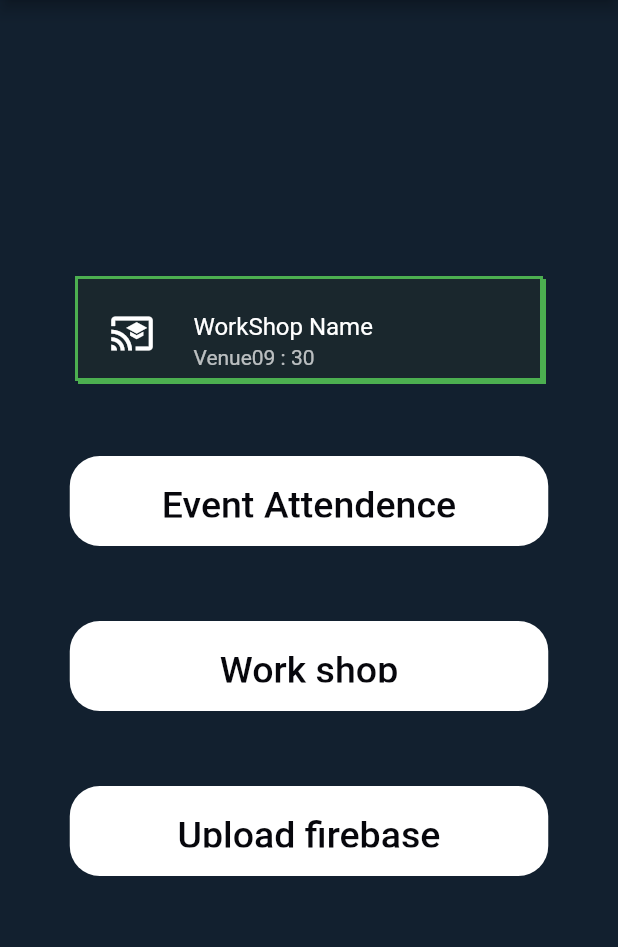
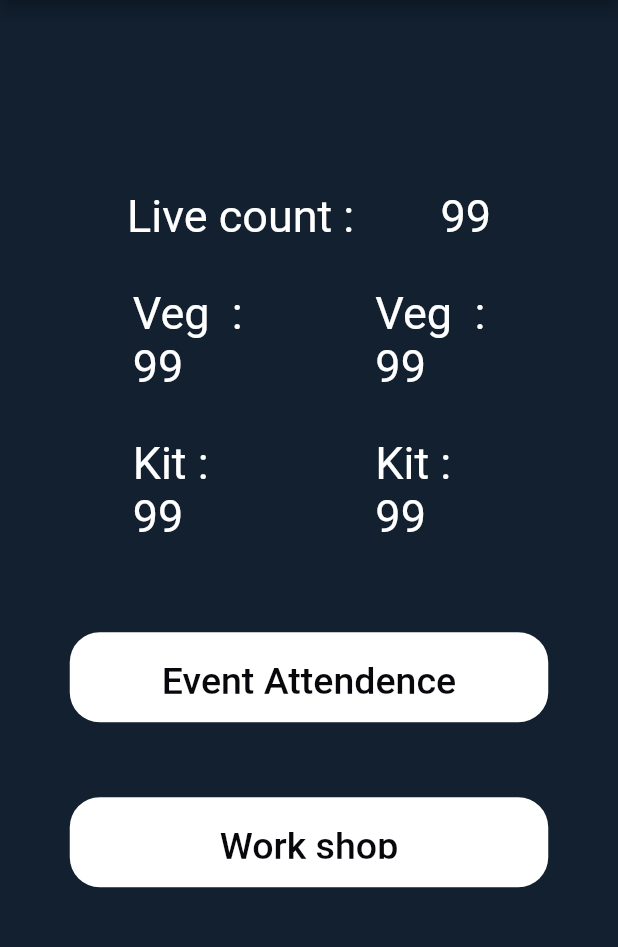
Before and after one commit to sreenath-kp/IEDC-Summit23-Admin, a Flutter app: the screen it shows after launch, on a phone screen of 412 x 824 dp, the part 84-1031 px from its top. Run offline on Flutter 3.47's test engine with Material 2 defaults, Android fonts, the phone set to English and light mode, and no system bars; our stand-ins replace cloud_firestore, firebase_core, flutter_riverpod; missing offline and left inert: mobile_scanner; accounts and stored records are empty; Roboto replaces fonts that are missing (DM Sans).

Commit message:
the home page is set up

```diff
--- /dev/null
+++ b/lib/components/home_screen_texts.dart
@@ -0,0 +1,23 @@
+import 'package:flutter/material.dart';
+
+class HomeScreenText extends StatelessWidget {
+  final String text;
+  const HomeScreenText({
+    Key? key,
+    required this.text,
+  }) : super(key: key);
+
+  @override
+  Widget build(BuildContext context) {
+    return Text(
+      text,
+      style: const TextStyle(
+        color: Colors.white,
+        fontSize: 30,
+        fontFamily: 'DM Sans',
+        fontWeight: FontWeight.w400,
+        height: 0,
+      ),
+    );
+  }
+}
--- a/lib/screens/home_screen.dart
+++ b/lib/screens/home_screen.dart
@@ -1,7 +1,7 @@
 import 'package:flutter/material.dart';
 import 'package:flutter_riverpod/flutter_riverpod.dart';
 import 'package:summit_admin_app/components/home_button.dart';
-import 'package:summit_admin_app/components/workshop_tile.dart';
+import 'package:summit_admin_app/components/home_screen_texts.dart';
 import 'package:summit_admin_app/providers/firebase_providers.dart';
 import 'package:summit_admin_app/respository/townscript_repo.dart';
 
@@ -21,16 +21,62 @@ class _HomeScreenState extends ConsumerState<HomeScreen> {
         title: const Text("IEDC-Summit"),
         centerTitle: true,
       ),
-      body: Padding(
-        padding: const EdgeInsets.all(20.0),
-        child: Column(
+      body: Column(
         mainAxisAlignment: MainAxisAlignment.center,
-          crossAxisAlignment: CrossAxisAlignment.center,
-          mainAxisSize: MainAxisSize.max,
+        crossAxisAlignment: CrossAxisAlignment.stretch,
         children: [
-            WorkshopTile(),
+          const Column(
+            mainAxisAlignment: MainAxisAlignment.center,
+            crossAxisAlignment: CrossAxisAlignment.stretch,
+            children: [
+              Row(
+                mainAxisAlignment: MainAxisAlignment.center,
+                children: [
+                  const HomeScreenText(text: 'Live count : '),
+                  SizedBox(
+                    width: 50,
+                  ),
+                  const HomeScreenText(text: '99'),
+                ],
+              ),
+              SizedBox(
+                height: 30,
+              ),
+              Row(
+                mainAxisAlignment: MainAxisAlignment.spaceEvenly,
+                children: [
+                  Column(
+                    crossAxisAlignment: CrossAxisAlignment.start,
+                    mainAxisAlignment: MainAxisAlignment.center,
+                    children: [
+                      const HomeScreenText(text: 'Veg  :'),
+                      const HomeScreenText(text: '99'),
+                      SizedBox(
+                        height: 30,
+                      ),
+                      const HomeScreenText(text: 'Kit :'),
+                      const HomeScreenText(text: '99'),
+                    ],
+                  ),
+                  Column(
+                    crossAxisAlignment: CrossAxisAlignment.start,
+                    mainAxisAlignment: MainAxisAlignment.center,
+                    children: [
+                      const HomeScreenText(text: 'Veg  :'),
+                      const HomeScreenText(text: '99'),
+                      SizedBox(
+                        height: 30,
+                      ),
+                      const HomeScreenText(text: 'Kit :'),
+                      const HomeScreenText(text: '99'),
+                    ],
+                  ),
+                ],
+              ),
+            ],
+          ),
           const SizedBox(
-              height: 50,
+            height: 60,
           ),
           HomeButton(
             title: "Event Attendence",
@@ -50,15 +96,14 @@ class _HomeScreenState extends ConsumerState<HomeScreen> {
           const SizedBox(
             height: 50,
           ),
-            HomeButton(
-              title: "Upload firebase",
-              func: () {
-                TownscriptRepository(firestore: ref.watch(firestoreProvider))
-                    .gettingData();
-              },
-            ),
+          // HomeButton(
+          //   title: "Upload firebase",
+          //   func: () {
+          //     TownscriptRepository(firestore: ref.watch(firestoreProvider))
+          //         .gettingData();
+          //   },
+          // ),
         ],
-        ),
       ),
     );
   }
```
Lines whose indentation alone changed are shown as unchanged.
